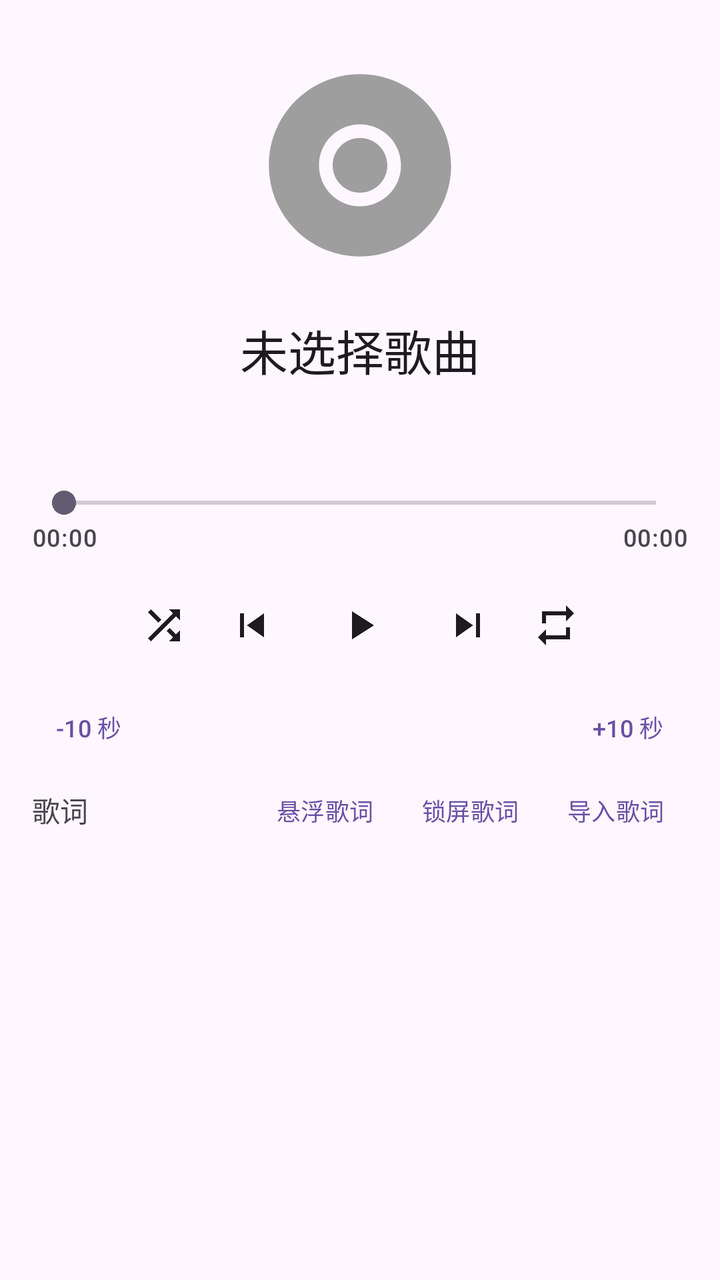
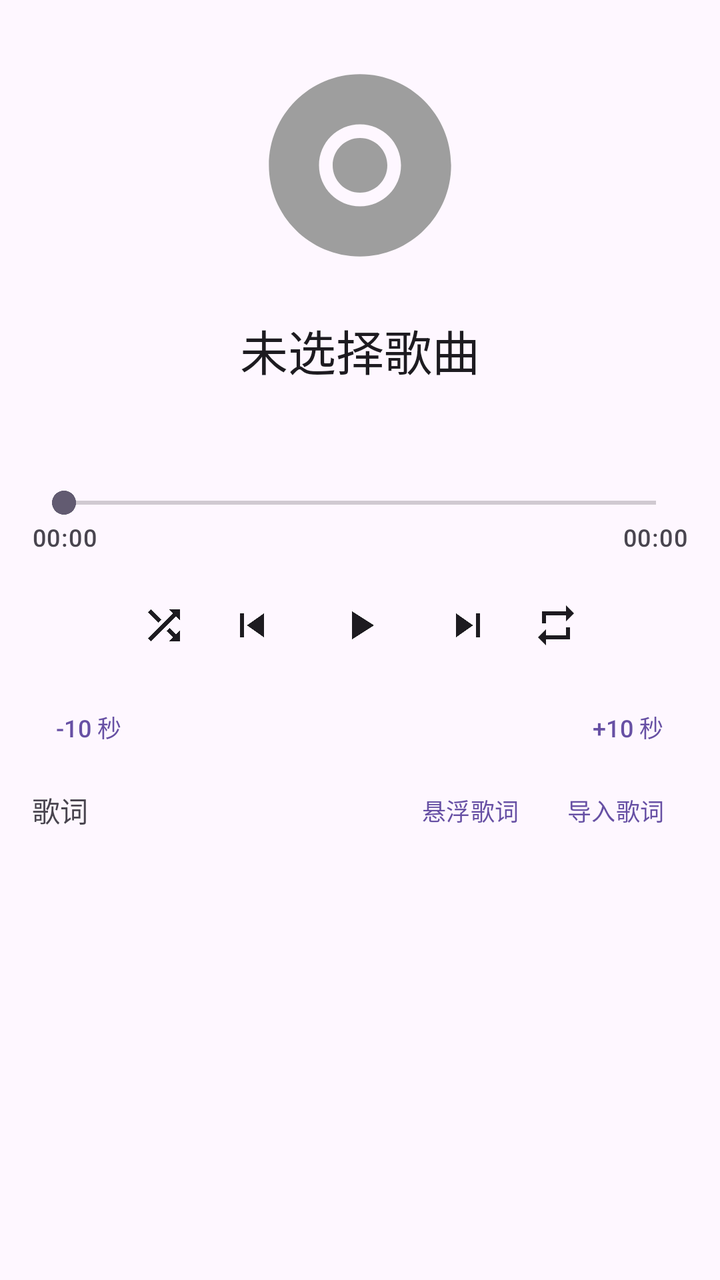

Compare the two renders of this Android layout. The source of the first and the diff that turns it into the second are given below.
<!-- AndroidManifest.xml: application theme Theme.MusicPlayer -->
<!-- res/layout/fragment_player.xml -->
<?xml version="1.0" encoding="utf-8"?>
<LinearLayout xmlns:android="http://schemas.android.com/apk/res/android"
    xmlns:app="http://schemas.android.com/apk/res-auto"
    xmlns:tools="http://schemas.android.com/tools"
    android:layout_width="match_parent"
    android:layout_height="match_parent"
    android:background="?attr/colorSurface"
    android:orientation="vertical"
    android:padding="16dp"
    tools:ignore="Overdraw">

    <ImageView
        android:id="@+id/artwork"
        android:layout_width="match_parent"
        android:layout_height="0dp"
        android:layout_weight="2"
        android:contentDescription="@string/album_art"
        android:padding="12dp"
        android:scaleType="fitCenter"
        android:src="@drawable/ic_album_placeholder" />

    <TextView
        android:id="@+id/title"
        android:layout_width="match_parent"
        android:layout_height="wrap_content"
        android:layout_marginTop="8dp"
        android:ellipsize="end"
        android:gravity="center"
        android:maxLines="1"
        android:text="@string/no_track_selected"
        android:textAppearance="?attr/textAppearanceHeadlineSmall" />

    <TextView
        android:id="@+id/artist"
        android:layout_width="match_parent"
        android:layout_height="wrap_content"
        android:ellipsize="end"
        android:gravity="center"
        android:maxLines="1"
        android:textAppearance="?attr/textAppearanceTitleMedium"
        android:textColor="?attr/colorOnSurfaceVariant" />

    <TextView
        android:id="@+id/album"
        android:layout_width="match_parent"
        android:layout_height="wrap_content"
        android:ellipsize="end"
        android:gravity="center"
        android:maxLines="1"
        android:textAppearance="?attr/textAppearanceBodySmall"
        android:textColor="?attr/colorOnSurfaceVariant" />

    <SeekBar
        android:id="@+id/seekBar"
        android:layout_width="match_parent"
        android:layout_height="wrap_content"
        android:layout_marginTop="12dp"
        android:max="0" />

    <LinearLayout
        android:layout_width="match_parent"
        android:layout_height="wrap_content"
        android:orientation="horizontal">

        <TextView
            android:id="@+id/timeCurrent"
            android:layout_width="wrap_content"
            android:layout_height="wrap_content"
            android:text="@string/time_zero"
            android:textAppearance="?attr/textAppearanceLabelMedium"
            android:textColor="?attr/colorOnSurfaceVariant" />

        <Space
            android:layout_width="0dp"
            android:layout_height="1dp"
            android:layout_weight="1" />

        <TextView
            android:id="@+id/timeTotal"
            android:layout_width="wrap_content"
            android:layout_height="wrap_content"
            android:text="@string/time_zero"
            android:textAppearance="?attr/textAppearanceLabelMedium"
            android:textColor="?attr/colorOnSurfaceVariant" />

    </LinearLayout>

    <LinearLayout
        android:layout_width="match_parent"
        android:layout_height="wrap_content"
        android:layout_marginTop="4dp"
        android:gravity="center"
        android:orientation="horizontal">

        <ImageButton
            android:id="@+id/btnShuffle"
            style="@style/MusicPlayerIconButton"
            android:contentDescription="@string/shuffle"
            android:src="@drawable/ic_shuffle" />

        <ImageButton
            android:id="@+id/btnPrevious"
            style="@style/MusicPlayerIconButton"
            android:contentDescription="@string/previous"
            android:src="@drawable/ic_skip_previous" />

        <ImageButton
            android:id="@+id/btnPlayPause"
            style="@style/MusicPlayerIconButton"
            android:layout_width="64dp"
            android:layout_height="64dp"
            android:contentDescription="@string/play_pause"
            android:padding="16dp"
            android:src="@drawable/ic_play" />

        <ImageButton
            android:id="@+id/btnNext"
            style="@style/MusicPlayerIconButton"
            android:contentDescription="@string/next"
            android:src="@drawable/ic_skip_next" />

        <ImageButton
            android:id="@+id/btnRepeat"
            style="@style/MusicPlayerIconButton"
            android:contentDescription="@string/repeat"
            android:src="@drawable/ic_repeat" />

    </LinearLayout>

    <LinearLayout
        android:layout_width="match_parent"
        android:layout_height="wrap_content"
        android:gravity="center_vertical"
        android:orientation="horizontal">

        <com.google.android.material.button.MaterialButton
            android:id="@+id/btnRewind"
            style="@style/Widget.Material3.Button.TextButton"
            android:layout_width="wrap_content"
            android:layout_height="wrap_content"
            android:minWidth="0dp"
            android:contentDescription="@string/seek_backward_description"
            android:minHeight="0dp"
            android:text="@string/seek_backward"
            android:textSize="12sp" />

        <Space
            android:layout_width="0dp"
            android:layout_height="1dp"
            android:layout_weight="1" />

        <com.google.android.material.button.MaterialButton
            android:id="@+id/btnForward"
            style="@style/Widget.Material3.Button.TextButton"
            android:layout_width="wrap_content"
            android:layout_height="wrap_content"
            android:minWidth="0dp"
            android:contentDescription="@string/seek_forward_description"
            android:minHeight="0dp"
            android:text="@string/seek_forward"
            android:textSize="12sp" />

    </LinearLayout>

    <LinearLayout
        android:layout_width="match_parent"
        android:layout_height="wrap_content"
        android:layout_marginTop="4dp"
        android:gravity="center_vertical"
        android:orientation="horizontal">

        <TextView
            android:layout_width="0dp"
            android:layout_height="wrap_content"
            android:layout_weight="1"
            android:text="@string/lyrics_title"
            android:textAppearance="?attr/textAppearanceTitleSmall"
            android:textColor="?attr/colorOnSurfaceVariant" />

        <com.google.android.material.button.MaterialButton
            android:id="@+id/btnFloatingLyrics"
            style="@style/Widget.Material3.Button.TextButton"
            android:layout_width="wrap_content"
            android:layout_height="wrap_content"
            android:minWidth="0dp"
            android:minHeight="0dp"
            android:text="@string/floating_lyrics"
            android:textSize="12sp" />

        <com.google.android.material.button.MaterialButton
            android:id="@+id/btnLockLyrics"
            style="@style/Widget.Material3.Button.TextButton"
            android:layout_width="wrap_content"
            android:layout_height="wrap_content"
            android:minWidth="0dp"
            android:minHeight="0dp"
            android:text="@string/lock_lyrics"
            android:textSize="12sp" />

        <com.google.android.material.button.MaterialButton
            android:id="@+id/btnImportLyrics"
            style="@style/Widget.Material3.Button.TextButton"
            android:layout_width="wrap_content"
            android:layout_height="wrap_content"
            android:minWidth="0dp"
            android:minHeight="0dp"
            android:text="@string/import_lyrics"
            android:textSize="12sp" />

    </LinearLayout>

    <FrameLayout
        android:layout_width="match_parent"
        android:layout_height="0dp"
        android:layout_weight="3">

        <ScrollView
            android:id="@+id/lyricScroll"
            android:layout_width="match_parent"
            android:layout_height="match_parent"
            android:fillViewport="true"
            android:scrollbars="none">

            <LinearLayout
                android:id="@+id/lyricContainer"
                android:layout_width="match_parent"
                android:layout_height="wrap_content"
                android:orientation="vertical"
                android:paddingTop="8dp"
                android:paddingBottom="24dp" />

        </ScrollView>

        <TextView
            android:id="@+id/lyricEmpty"
            android:layout_width="match_parent"
            android:layout_height="match_parent"
            android:gravity="center"
            android:text="@string/no_lyrics"
            android:textAppearance="?attr/textAppearanceBodyMedium"
            android:textColor="?attr/colorOnSurfaceVariant"
            android:visibility="gone" />

    </FrameLayout>

</LinearLayout>
<!-- resources referenced by this layout -->
<resources>
  <!-- drawable ic_play (drawable) -->
  <?xml version="1.0" encoding="utf-8"?>
  <vector xmlns:android="http://schemas.android.com/apk/res/android"
      android:width="24dp"
      android:height="24dp"
      android:viewportWidth="24"
      android:viewportHeight="24">
      <path
          android:fillColor="#FF000000"
          android:pathData="M8,5v14l11,-7z" />
  </vector>
  <!-- drawable ic_repeat (drawable) -->
  <?xml version="1.0" encoding="utf-8"?>
  <vector xmlns:android="http://schemas.android.com/apk/res/android"
      android:width="24dp"
      android:height="24dp"
      android:viewportWidth="24"
      android:viewportHeight="24">
      <path
          android:fillColor="#FF000000"
          android:pathData="M7,7h10v3l4,-4l-4,-4v3H5v6h2V7zM17,17H7v-3l-4,4l4,4v-3h12v-6h-2v4z" />
  </vector>
  <!-- drawable ic_shuffle (drawable) -->
  <?xml version="1.0" encoding="utf-8"?>
  <vector xmlns:android="http://schemas.android.com/apk/res/android"
      android:width="24dp"
      android:height="24dp"
      android:viewportWidth="24"
      android:viewportHeight="24">
      <path
          android:fillColor="#FF000000"
          android:pathData="M10.59,9.17L5.41,4 4,5.41l5.17,5.17 1.42,-1.41zM14.5,4l2.04,2.04L4,18.59 5.41,20 17.96,7.46 20,9.5V4h-5.5zM14.83,13.41l-1.41,1.41 3.13,3.13L14.5,20H20v-5.5l-2.04,2.04 -3.13,-3.13z" />
  </vector>
  <!-- drawable ic_skip_next (drawable) -->
  <?xml version="1.0" encoding="utf-8"?>
  <vector xmlns:android="http://schemas.android.com/apk/res/android"
      android:width="24dp"
      android:height="24dp"
      android:viewportWidth="24"
      android:viewportHeight="24">
      <path
          android:fillColor="#FF000000"
          android:pathData="M6,18l8.5,-6L6,6v12zM16,6v12h2V6h-2z" />
  </vector>
  <!-- drawable ic_skip_previous (drawable) -->
  <?xml version="1.0" encoding="utf-8"?>
  <vector xmlns:android="http://schemas.android.com/apk/res/android"
      android:width="24dp"
      android:height="24dp"
      android:viewportWidth="24"
      android:viewportHeight="24">
      <path
          android:fillColor="#FF000000"
          android:pathData="M6,6h2v12H6zM9.5,12l8.5,6V6z" />
  </vector>
  <string name="album_art">专辑封面</string>
  <string name="floating_lyrics">悬浮歌词</string>
  <string name="import_lyrics">导入歌词</string>
  <string name="lock_lyrics">锁屏歌词</string>
  <string name="lyrics_title">歌词</string>
  <string name="next">下一首</string>
  <string name="no_lyrics">暂无歌词\n可将同名 .lrc 文件放入应用歌词目录</string>
  <string name="no_track_selected">未选择歌曲</string>
  <string name="play_pause">播放 / 暂停</string>
  <string name="previous">上一首</string>
  <string name="repeat">切换循环模式</string>
  <string name="seek_backward">-10 秒</string>
  <string name="seek_backward_description">快退 10 秒</string>
  <string name="seek_forward">+10 秒</string>
  <string name="seek_forward_description">快进 10 秒</string>
  <string name="shuffle">切换随机播放</string>
  <string name="time_zero">00:00</string>
  <style name="MusicPlayerIconButton">
          <item name="android:layout_width">44dp</item>
          <item name="android:layout_height">48dp</item>
          <item name="android:background">?attr/selectableItemBackgroundBorderless</item>
          <item name="android:padding">10dp</item>
          <item name="android:scaleType">center</item>
          <item name="android:tint">?attr/colorOnSurface</item>
      </style>
  <style name="Theme.MusicPlayer" parent="Theme.Material3.DayNight.NoActionBar">
          <item name="android:windowBackground">?attr/colorSurface</item>
      </style>
  <color name="album_placeholder">#FF9E9E9E</color>
  <!-- unchanged entries left out for length: 1 -->
</resources>

<!-- the commit's change to res/layout/fragment_player.xml (unified diff, before → after) -->
@@ -188,16 +188,6 @@
             android:textSize="12sp" />
 
         <com.google.android.material.button.MaterialButton
-            android:id="@+id/btnLockLyrics"
-            style="@style/Widget.Material3.Button.TextButton"
-            android:layout_width="wrap_content"
-            android:layout_height="wrap_content"
-            android:minWidth="0dp"
-            android:minHeight="0dp"
-            android:text="@string/lock_lyrics"
-            android:textSize="12sp" />
-
-        <com.google.android.material.button.MaterialButton
             android:id="@+id/btnImportLyrics"
             style="@style/Widget.Material3.Button.TextButton"
             android:layout_width="wrap_content"
<!-- resource entries referenced after the edit -->
@@ -58,7 +58,6 @@
   <string name="album_art">专辑封面</string>
   <string name="floating_lyrics">悬浮歌词</string>
   <string name="import_lyrics">导入歌词</string>
-  <string name="lock_lyrics">锁屏歌词</string>
   <string name="lyrics_title">歌词</string>
   <string name="next">下一首</string>
   <string name="no_lyrics">暂无歌词\n可将同名 .lrc 文件放入应用歌词目录</string>
